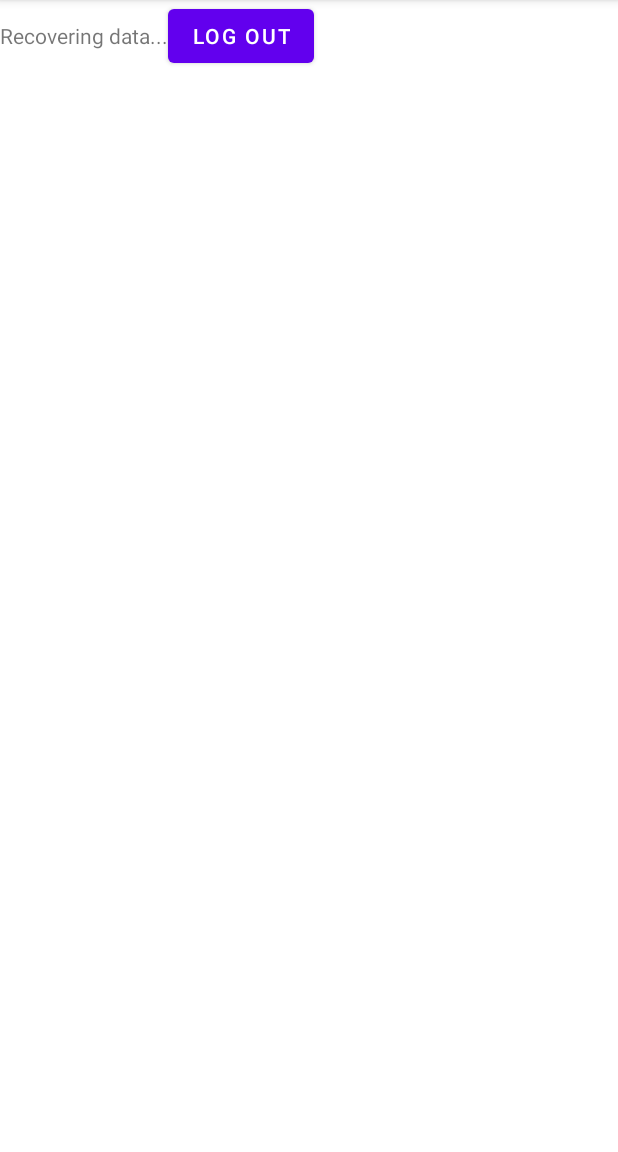
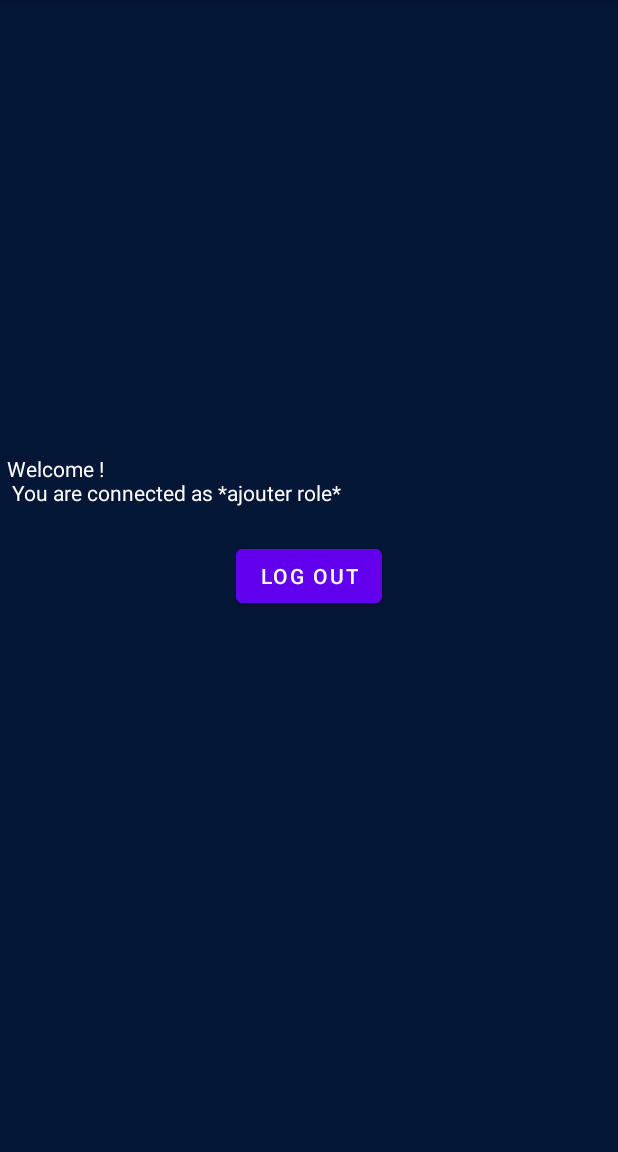
Before and after one commit to uOttawaSEGA2022/projet-groupe-14, an Android app: the Homepage screen opened directly, with no data from a screen before it, on a phone screen of 412 x 824 dp, the part 84-1236 px from its top. Run offline under Robolectric (Android 15) with nearby library versions, the phone set to English and light mode, and no system bars; our stand-ins replace Firebase (no records; nobody signed in at launch, a user with empty details on screens opened directly).

Commit message:
Update activity_homepage.xml

```diff
--- a/app/src/main/res/layout/activity_homepage.xml
+++ b/app/src/main/res/layout/activity_homepage.xml
@@ -4,25 +4,30 @@
     xmlns:tools="http://schemas.android.com/tools"
     android:layout_width="match_parent"
     android:layout_height="match_parent"
+    android:background="#031636"
     tools:context=".Homepage">
 
-    <LinearLayout
-        android:layout_width="match_parent"
-        android:layout_height="match_parent"
-        android:orientation="horizontal">
+    <Button
+        android:id="@+id/logoutButton"
+        android:layout_width="wrap_content"
+        android:layout_height="wrap_content"
+        android:layout_gravity="center"
+        android:onClick="logoutUser"
+        android:text="Log Out"
+        app:layout_constraintBottom_toBottomOf="parent"
+        app:layout_constraintEnd_toEndOf="parent"
+        app:layout_constraintStart_toStartOf="parent"
+        app:layout_constraintTop_toTopOf="parent" />
 
-        <TextView
-            android:id="@+id/homepageText"
-            android:layout_width="wrap_content"
-            android:layout_height="wrap_content"
-            android:text="Recovering data..." />
-
-        <Button
-            android:id="@+id/logoutButton"
-            android:layout_width="wrap_content"
-            android:layout_height="wrap_content"
-            android:onClick="logoutUser"
-            android:text="Log Out" />
-    </LinearLayout>
+    <TextView
+        android:id="@+id/homepageText"
+        android:layout_width="403dp"
+        android:layout_height="45dp"
+        android:layout_marginBottom="12dp"
+        android:text="Welcome !\n You are connected as *ajouter role* "
+        android:textColor="#FDFDFD"
+        app:layout_constraintBottom_toTopOf="@+id/logoutButton"
+        app:layout_constraintEnd_toEndOf="parent"
+        app:layout_constraintStart_toStartOf="parent" />
 
 </androidx.constraintlayout.widget.ConstraintLayout>
```
